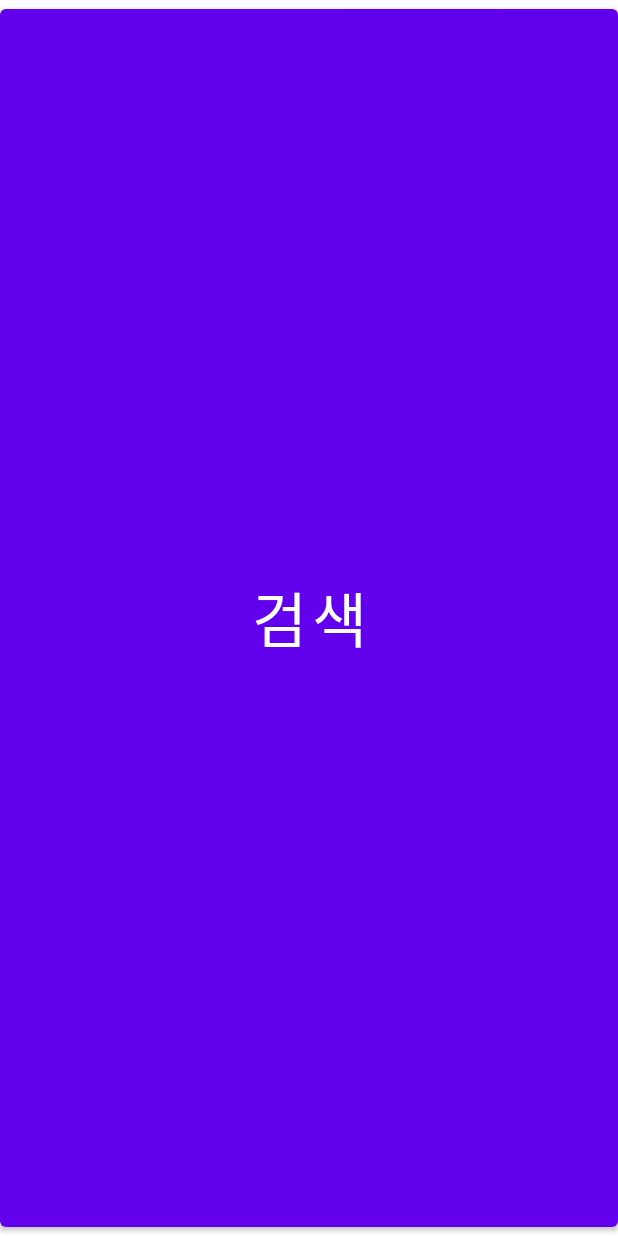
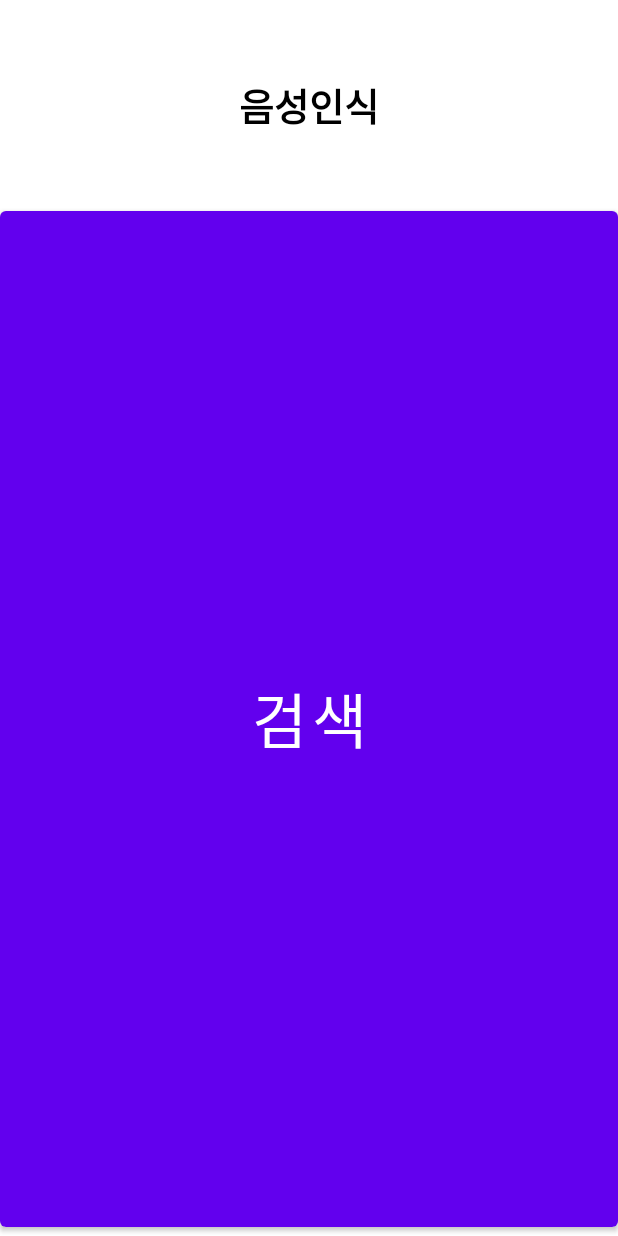
Before and after one commit to rong5026/SoSo-Com-Android, an Android app: the layout search.xml on its own in the app's theme, with its tools: preview values and no code run, on a phone screen of 412 x 824 dp. Run offline under Robolectric (Android 15) with nearby library versions, the phone set to English and light mode, and no system bars.

Commit message:
[ADD] 검색기능

```diff
--- a/app/src/main/java/com/example/pytorchandroid/HomeActivity.java
+++ b/app/src/main/java/com/example/pytorchandroid/HomeActivity.java
@@ -120,6 +120,10 @@ public class HomeActivity extends FragmentActivity{
     public void startTextToString(String text){
         textToSpeech.speak(text, TextToSpeech.QUEUE_FLUSH,null);
     }
+    public void startSearchTextToString(String text){
+        textToSpeech.setSpeechRate(0.7f);
+        textToSpeech.speak(text, TextToSpeech.QUEUE_FLUSH,null);
+    }
     //텍스트 문구
     public void showTest(String text){
         Toast.makeText(this, text,Toast.LENGTH_SHORT).show();
--- a/app/src/main/java/com/example/pytorchandroid/utility/Constants.java
+++ b/app/src/main/java/com/example/pytorchandroid/utility/Constants.java
@@ -6,4 +6,8 @@ public class Constants {
     public final static String END_RECONFIRM = "종료하려면 한번더 눌러주세요";
     public final static String END_MESSAGE = "종료되었습니다";
     public final static int NUM_PAGES = 5;
+
+
+    //search_fragment
+    public final static int PERMISSION = 1;
 }
--- a/app/src/main/res/layout/search.xml
+++ b/app/src/main/res/layout/search.xml
@@ -3,16 +3,34 @@
     xmlns:app="http://schemas.android.com/apk/res-auto"
     xmlns:tools="http://schemas.android.com/tools"
     android:layout_width="match_parent"
-    android:layout_height="match_parent">
+    android:layout_height="match_parent"
+    android:layout_gravity="center">
+
 
     <Button
         android:id="@+id/search_button"
         android:layout_width="match_parent"
-        android:layout_height="match_parent"
+        android:layout_height="689dp"
+        android:fontFamily="@font/gmarket_sans_ttf_bold"
         android:text="검색"
         android:textSize="40sp"
-        android:fontFamily="@font/gmarket_sans_ttf_bold"
         app:layout_constraintBottom_toBottomOf="parent"
+        app:layout_constraintEnd_toEndOf="parent"
+        app:layout_constraintHorizontal_bias="0.571"
+        app:layout_constraintStart_toStartOf="parent"
+
+        />
+
+    <TextView
+        android:id="@+id/search_text"
+        android:layout_width="213dp"
+        android:layout_height="34dp"
+        android:text="음성인식"
+        android:gravity="center"
+        android:textSize="25sp"
+        android:textStyle="bold"
+        android:textColor="@color/black"
+        app:layout_constraintBottom_toTopOf="@+id/search_button"
         app:layout_constraintEnd_toEndOf="parent"
         app:layout_constraintStart_toStartOf="parent"
         app:layout_constraintTop_toTopOf="parent" />
```
Also changed, not shown: app/src/main/java/com/example/pytorchandroid/fragment/search_fragment.java (+136 -4 lines).
